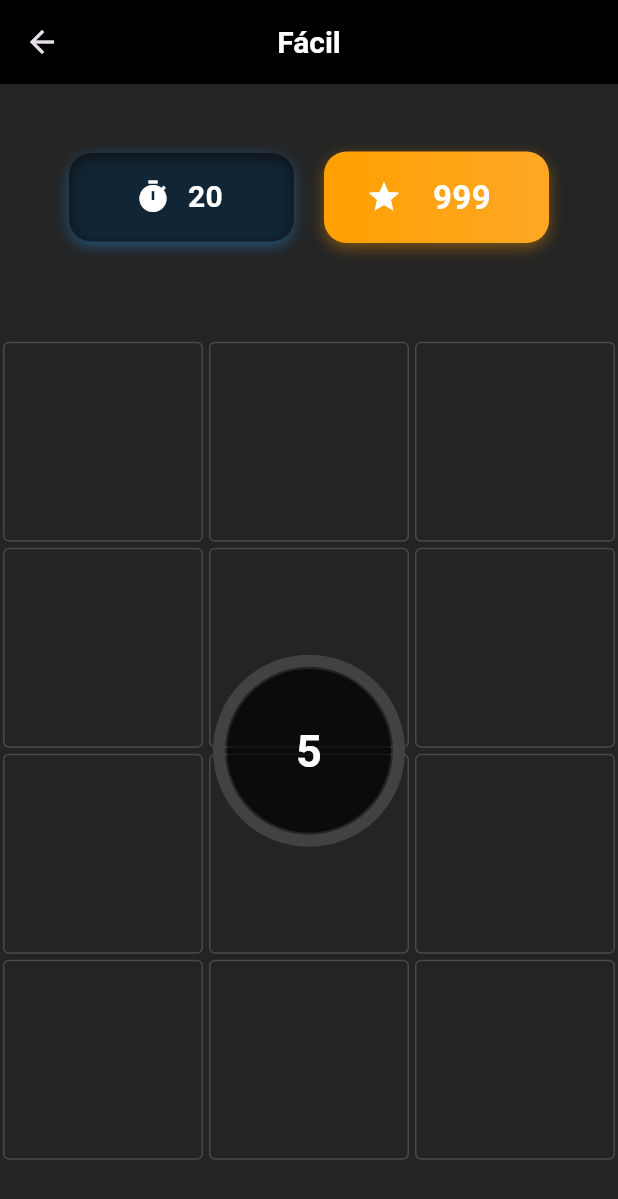
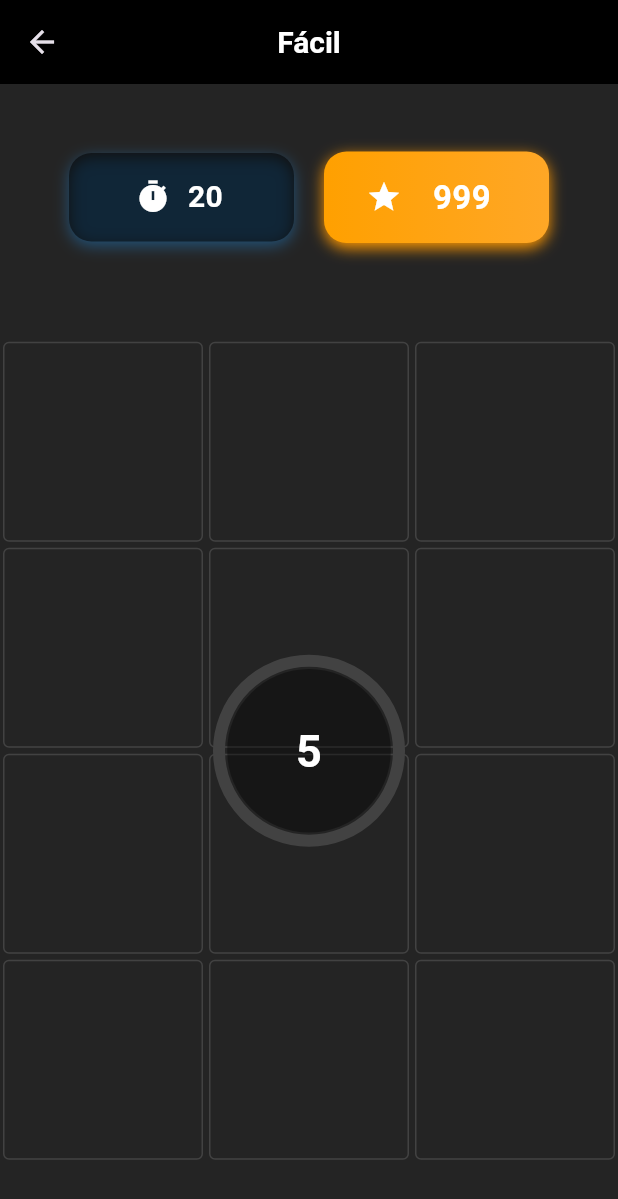
Before and after one commit to JJCD17/Color-Link, a Flutter app: the screen it shows after launch, after a tap on "Fácil", on a phone screen of 412 x 824 dp. Shown: the top 1199 px of the screen. Run offline on Flutter 3.47's test engine with Material 3 defaults, Android fonts, the phone set to English and light mode, and no system bars; drawn by our look-alikes of circular_countdown_timer; our stand-ins replace font_awesome_flutter, shared_preferences.

Commit message:
se limpia codigo quitando lineas que no se usan

```diff
--- a/lib/widgets/game_board.dart
+++ b/lib/widgets/game_board.dart
@@ -185,7 +185,7 @@ class GameBoardState extends State<GameBoard> {
                         borderRadius: BorderRadius.circular(15),
                         boxShadow: [
                           BoxShadow(
-                            color: Colors.orange.withOpacity(0.4),
+                            color: Colors.orange.withValues(),
                             blurRadius: 8,
                             offset: Offset(0, 3),
                           ),
@@ -223,15 +223,6 @@ class GameBoardState extends State<GameBoard> {
                 child: !gameStarted
                     ? LayoutBuilder(
                         builder: (context, constraints) {
-                          // Calculamos el tamaño máximo disponible
-                          final maxWidth = constraints.maxWidth -
-                              40; // Restamos los márgenes
-                          final maxHeight = constraints.maxHeight - 40;
-
-                          // Calculamos el tamaño de celda basado en la proporción real
-                          final cellWidth = maxWidth / widget.gridSizeCol;
-                          final cellHeight = maxHeight / widget.gridSizeRow;
-                          final cellSize = min(cellWidth, cellHeight);
                           return Stack(
                             alignment: Alignment.center,
                             children: [
@@ -246,7 +237,7 @@ class GameBoardState extends State<GameBoard> {
                                     margin: EdgeInsets.all(2),
                                     decoration: BoxDecoration(
                                       border: Border.all(
-                                        color: Colors.grey.withOpacity(0.3),
+                                        color: Colors.grey[800]!,
                                       ),
                                       borderRadius: BorderRadius.circular(4),
                                     ),
@@ -261,9 +252,7 @@ class GameBoardState extends State<GameBoard> {
                                 height: 120,
                                 ringColor: Colors.grey[800]!,
                                 fillColor: Colors.blueAccent,
-                                backgroundColor: Colors.black.withOpacity(
-                                  0.7,
-                                ),
+                                backgroundColor: Colors.black38,
                                 strokeWidth: 8,
                                 textStyle: TextStyle(
                                   fontSize: 30,
```
